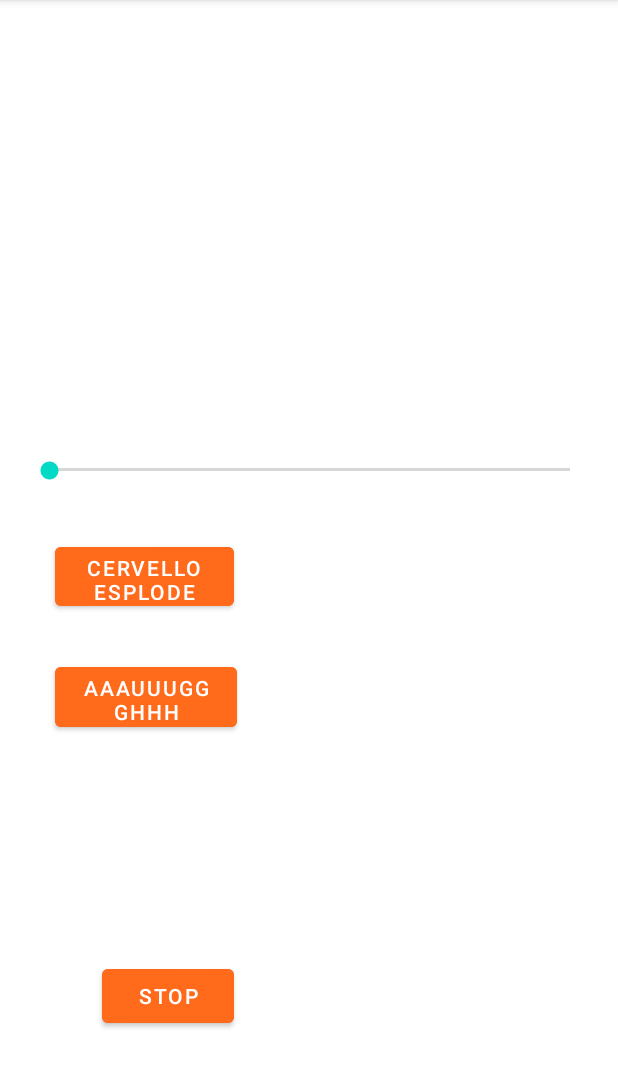
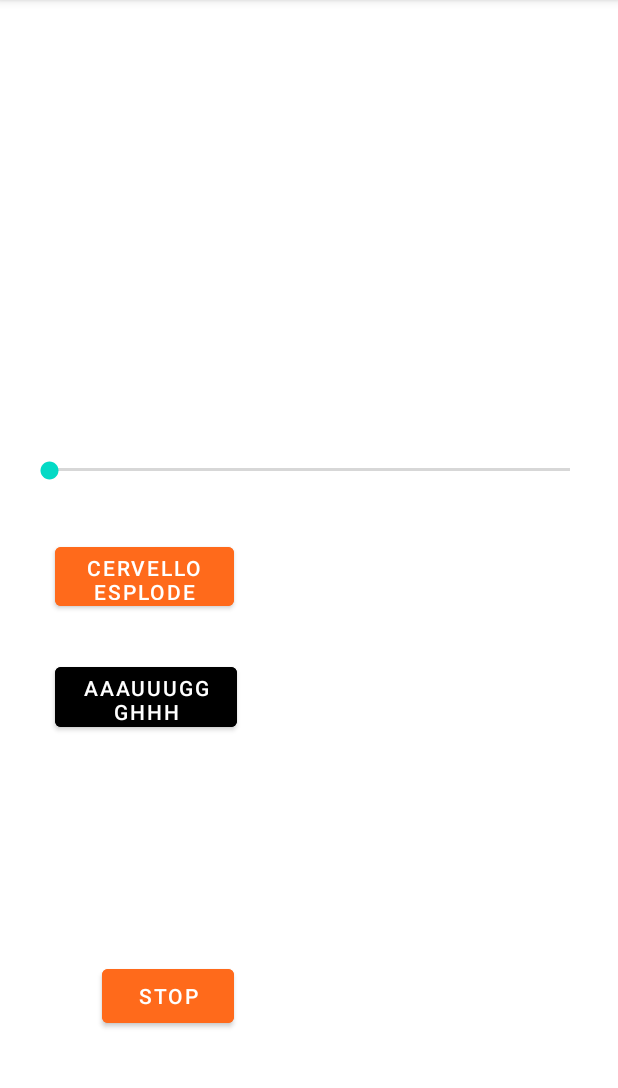
Before and after one commit to whiskeytrucker/sborrapp, an Android app: the screen it shows after launch (MainActivity), on a phone screen of 412 x 824 dp, the part 84-1172 px from its top. Run offline under Robolectric (Android 15) with nearby library versions, the phone set to English and light mode, and no system bars.

Commit message:
Cambiato colore augh

```diff
--- a/app/src/main/res/layout/activity_main.xml
+++ b/app/src/main/res/layout/activity_main.xml
@@ -75,7 +75,7 @@
         android:layout_width="121dp"
         android:layout_height="52dp"
         android:text="@string/augh"
-        android:backgroundTint="@color/orange"
+        android:backgroundTint="@color/black"
         app:layout_constraintBottom_toBottomOf="parent"
         app:layout_constraintEnd_toEndOf="parent"
         app:layout_constraintHorizontal_bias="0.126"
```
